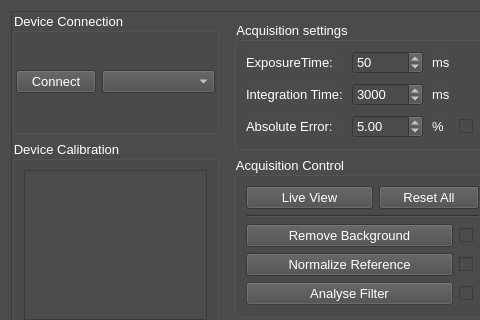
First picture: the form in gui/views/spectraViewUi.ui, repository PyMarc2/OceanOpticsSpectroViewer, before the edit; both pictures show x 0 to 480 and y 0 to 320 of the 801 by 795 pixel window.
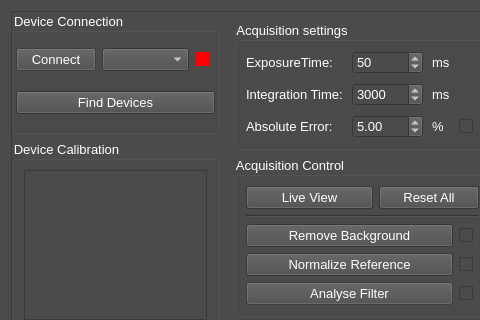
Second picture: the form after the edit. Custom widgets are drawn as their Qt base class.

Commit message: Update device connection in spectraView

```diff
--- a/gui/views/spectraViewUi.ui
+++ b/gui/views/spectraViewUi.ui
@@ -173,6 +173,9 @@
             </property>
             <item row="0" column="0">
              <widget class="QPushButton" name="pb_connectDevice">
+              <property name="enabled">
+               <bool>false</bool>
+              </property>
               <property name="sizePolicy">
                <sizepolicy hsizetype="Expanding" vsizetype="Fixed">
                 <horstretch>0</horstretch>
@@ -194,6 +197,23 @@
               </property>
              </widget>
             </item>
+            <item row="0" column="2">
+             <widget class="QCheckBox" name="ind_connect">
+              <property name="styleSheet">
+               <string notr="true">QCheckBox::indicator{background-color: rgb(255, 0, 0);}</string>
+              </property>
+              <property name="text">
+               <string/>
+              </property>
+             </widget>
+            </item>
+            <item row="1" column="0" colspan="3">
+             <widget class="QPushButton" name="pb_findDevices">
+              <property name="text">
+               <string>Find Devices</string>
+              </property>
+             </widget>
+            </item>
            </layout>
           </widget>
          </item>
```
The commit also changes 1 other file.
